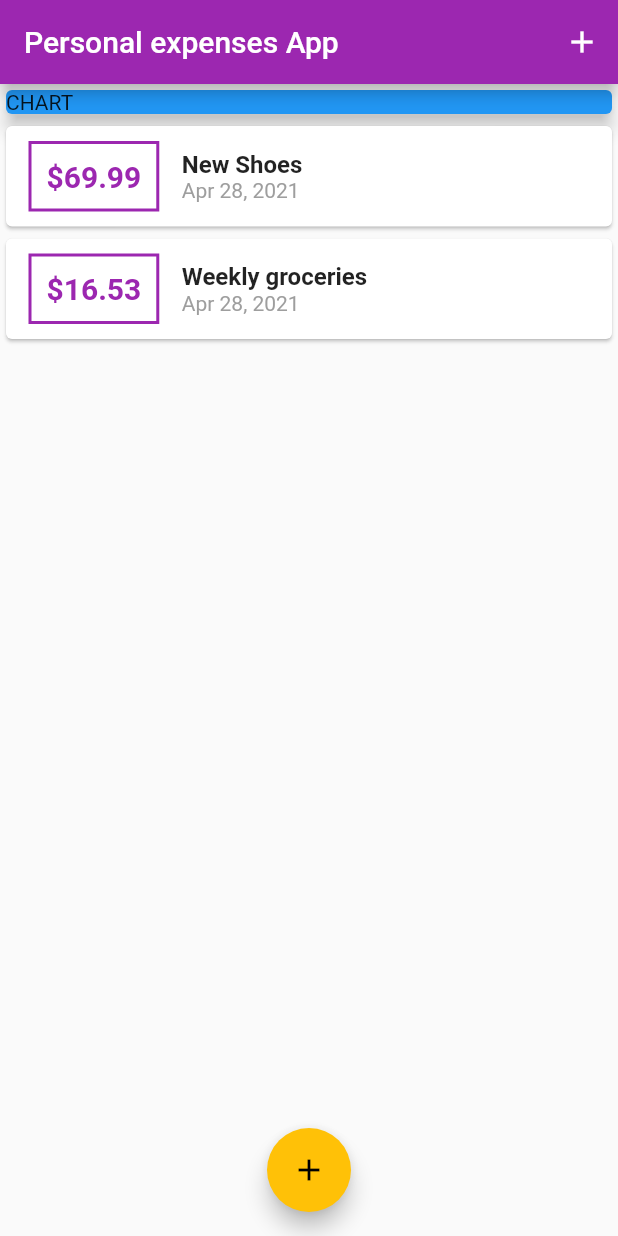
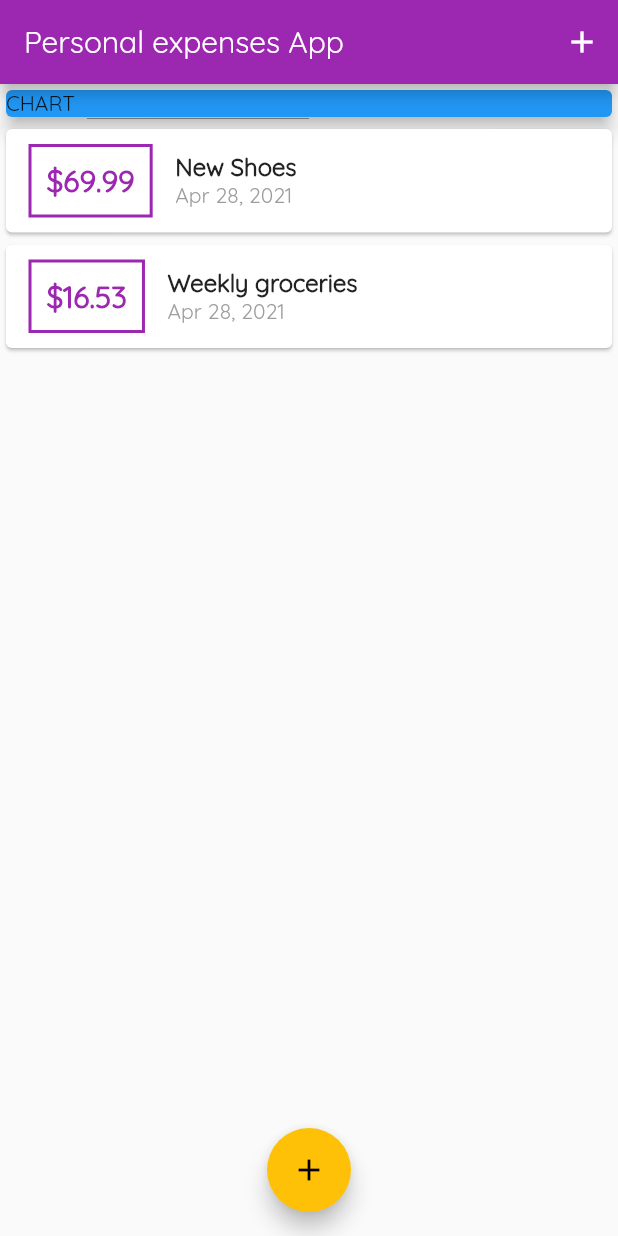
Before and after one commit to learnerdilip/personal_expense_App, a Flutter app: the screen it shows after launch, on a phone screen of 412 x 824 dp. Run offline on Flutter 3.47's test engine with Material 2 defaults, Android fonts, the phone set to English and light mode, and no system bars.

```diff
--- a/lib/main.dart
+++ b/lib/main.dart
@@ -13,10 +13,7 @@ class MyApp extends StatelessWidget {
   Widget build(BuildContext context) {
     return MaterialApp(
       title: 'Personal expenses App',
-      theme: ThemeData(
-        primarySwatch: Colors.purple,
-        accentColor: Colors.amber,
-      ),
+      theme: ThemeData(primarySwatch: Colors.purple, accentColor: Colors.amber, fontFamily: 'Quicksand'),
       home: MyHomePage(),
     );
   }
```
Also changed, not shown: pubspec.yaml (+11 -6 lines), assets/fonts/OpenSans-Bold.ttf (added), assets/fonts/OpenSans-Regular.ttf (added), assets/fonts/Quicksand-Bold.ttf (added), assets/fonts/Quicksand-Light.ttf (added), assets/fonts/Quicksand-Medium.ttf (added), assets/fonts/Quicksand-Regular.ttf (added).
